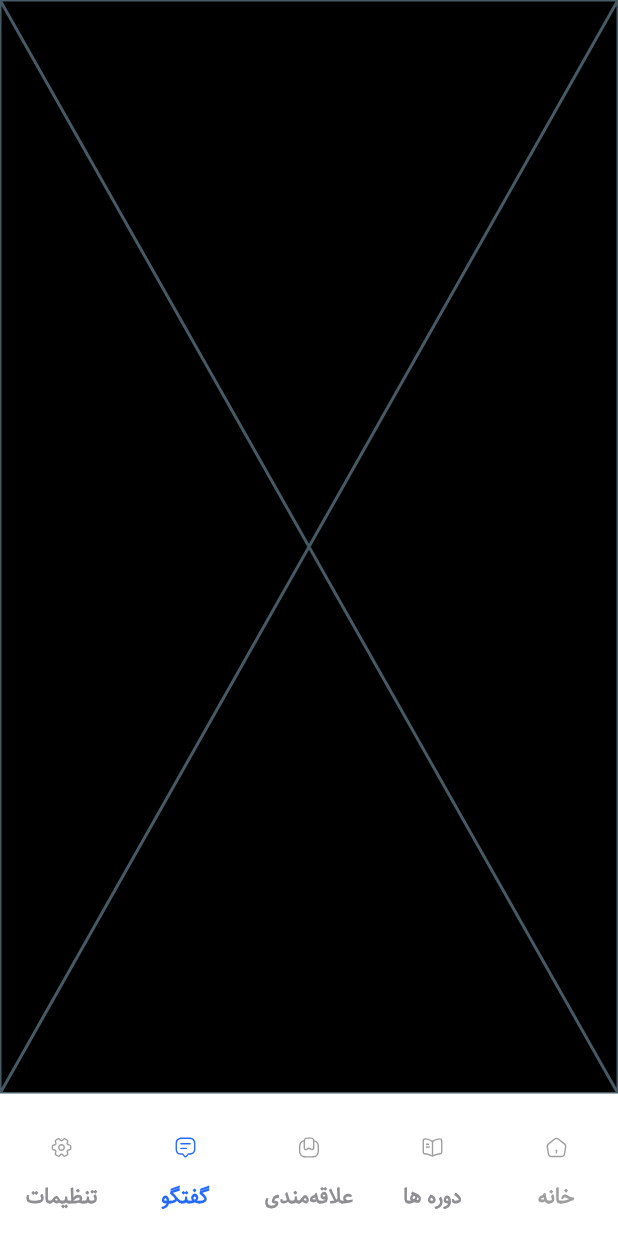
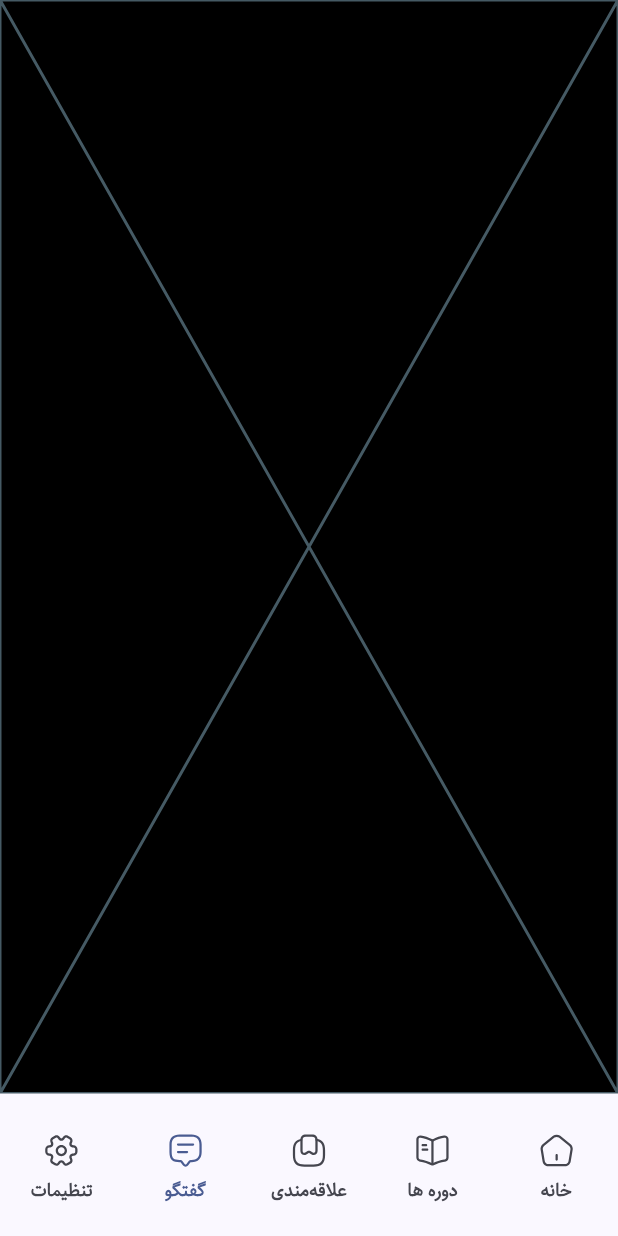
Before and after one commit to vahidfotohi/DaneshYar, a Flutter app: the MainBottomNav screen opened by its route, item 2 of the bottom bar chosen, on a phone screen of 412 x 824 dp. Run offline on Flutter 3.47's test engine with Material 3 defaults, Android fonts, the phone set to English and light mode, and no system bars; drawn by our look-alikes of persistent_bottom_nav_bar; our stand-ins replace dio, flutter_riverpod, flutter_secure_storage, flutter_svg, image_picker, pin_code_fields and 2 more; accounts and stored records are empty.

Commit message:
fix(ui): Refactor theme and resolve profile screen layout

```diff
--- a/lib/core/routes/main_bottom_nav.dart
+++ b/lib/core/routes/main_bottom_nav.dart
@@ -1,6 +1,5 @@
 import 'package:daneshyar/core/routes/test.dart';
 import 'package:flutter/material.dart';
-import 'package:daneshyar/core/constants/constants.dart';
 import 'package:daneshyar/core/utils/keyboard.dart';
 import 'package:flutter_svg/svg.dart';
 import 'package:persistent_bottom_nav_bar/persistent_bottom_nav_bar.dart';
@@ -23,143 +22,105 @@ class _MainBottomNavState extends State<MainBottomNav> {
       const Fav(),
       const Cor(),
       const HomeScreen(),
-
-      /// TODO complete late
     ];
   }
 
   List<PersistentBottomNavBarItem> _navBarsItems() {
     final theme = Theme.of(context);
-    final themeColor = theme.colorScheme;
+    final colorScheme = theme.colorScheme;
+    final textTheme = theme.textTheme;
+
+    // استایل متن برای آیتم‌های نوار ناوبری
+    final navBarTextStyle = textTheme.bodySmall?.copyWith(
+      fontWeight: FontWeight.w600,
+      color: colorScheme.onSurfaceVariant,
+    );
+
     return [
       PersistentBottomNavBarItem(
         icon: SvgPicture.asset(
           'assets/icons/settings.svg',
-          width: 40,
-          height: 40,
+          colorFilter: ColorFilter.mode(colorScheme.primary, BlendMode.srcIn),
+        ),
+        inactiveIcon: SvgPicture.asset(
+          'assets/icons/settings.svg',
           colorFilter: ColorFilter.mode(
-            themeColor.primaryFixed,
+            colorScheme.onSurfaceVariant, // استفاده از رنگ تم
             BlendMode.srcIn,
           ),
         ),
         title: "تنظیمات",
-        textStyle: const TextStyle(
-          fontWeight: FontWeight.w600,
-          fontSize: 14,
-          color: Colors.grey,
-        ),
-        activeColorPrimary: AppColors.primary,
-
-        inactiveIcon: SvgPicture.asset(
-          'assets/icons/settings.svg',
-          width: 40,
-          height: 40,
-          colorFilter: const ColorFilter.mode(Colors.grey, BlendMode.srcIn),
-        ),
+        textStyle: navBarTextStyle,
+        activeColorPrimary: colorScheme.primary,
+        inactiveColorPrimary: colorScheme.onSurfaceVariant,
       ),
       PersistentBottomNavBarItem(
         icon: SvgPicture.asset(
           'assets/icons/conversation.svg',
-          width: 40,
-          height: 40,
+          colorFilter: ColorFilter.mode(colorScheme.primary, BlendMode.srcIn),
+        ),
+        inactiveIcon: SvgPicture.asset(
+          'assets/icons/conversation.svg',
           colorFilter: ColorFilter.mode(
-            themeColor.primaryFixed,
+            colorScheme.onSurfaceVariant, // استفاده از رنگ تم
             BlendMode.srcIn,
           ),
         ),
-        // title: "Favorites",
-        activeColorPrimary: AppColors.primary,
         title: "گفتگو",
-        textStyle: const TextStyle(
-          fontWeight: FontWeight.w600,
-          fontSize: 14,
-          color: Colors.grey,
-        ),
-
-        inactiveIcon: SvgPicture.asset(
-          'assets/icons/conversation.svg',
-          width: 40,
-          height: 40,
-          colorFilter: const ColorFilter.mode(Colors.grey, BlendMode.srcIn),
-        ),
+        textStyle: navBarTextStyle,
+        activeColorPrimary: colorScheme.primary,
+        inactiveColorPrimary: colorScheme.onSurfaceVariant,
       ),
       PersistentBottomNavBarItem(
         icon: SvgPicture.asset(
           'assets/icons/favorite.svg',
-          width: 40,
-          height: 40,
+          colorFilter: ColorFilter.mode(colorScheme.primary, BlendMode.srcIn),
+        ),
+        inactiveIcon: SvgPicture.asset(
+          'assets/icons/favorite.svg',
           colorFilter: ColorFilter.mode(
-            themeColor.primaryFixed,
+            colorScheme.onSurfaceVariant, // استفاده از رنگ تم
             BlendMode.srcIn,
           ),
         ),
-        // title: "Booking",
-        activeColorPrimary: AppColors.primary,
         title: "علاقه‌مندی",
-        textStyle: const TextStyle(
-          fontWeight: FontWeight.w600,
-          fontSize: 14,
-          color: Colors.grey,
-        ),
-
-        inactiveIcon: SvgPicture.asset(
-          'assets/icons/favorite.svg',
-          width: 40,
-          height: 40,
-          colorFilter: const ColorFilter.mode(Colors.grey, BlendMode.srcIn),
-        ),
+        textStyle: navBarTextStyle,
+        activeColorPrimary: colorScheme.primary,
+        inactiveColorPrimary: colorScheme.onSurfaceVariant,
       ),
       PersistentBottomNavBarItem(
         icon: SvgPicture.asset(
           'assets/icons/courses.svg',
-          width: 40,
-          height: 40,
+          colorFilter: ColorFilter.mode(colorScheme.primary, BlendMode.srcIn),
+        ),
+        inactiveIcon: SvgPicture.asset(
+          'assets/icons/courses.svg',
           colorFilter: ColorFilter.mode(
-            themeColor.primaryFixed,
+            colorScheme.onSurfaceVariant, // استفاده از رنگ تم
             BlendMode.srcIn,
           ),
         ),
-        // title: "Profile",
-        activeColorPrimary: AppColors.primary,
-        textStyle: const TextStyle(
-          fontWeight: FontWeight.w600,
-          fontSize: 14,
-          color: Colors.grey,
-        ),
-
         title: "دوره ها",
-        inactiveIcon: SvgPicture.asset(
-          'assets/icons/courses.svg',
-          width: 40,
-          height: 40,
-          colorFilter: const ColorFilter.mode(Colors.grey, BlendMode.srcIn),
-        ),
+        textStyle: navBarTextStyle,
+        activeColorPrimary: colorScheme.primary,
+        inactiveColorPrimary: colorScheme.onSurfaceVariant,
       ),
       PersistentBottomNavBarItem(
         icon: SvgPicture.asset(
           'assets/icons/home.svg',
-          width: 40,
-          height: 40,
-          colorFilter: const ColorFilter.mode(
-            AppColors.primary,
+          colorFilter: ColorFilter.mode(colorScheme.primary, BlendMode.srcIn),
+        ),
+        inactiveIcon: SvgPicture.asset(
+          'assets/icons/home.svg',
+          colorFilter: ColorFilter.mode(
+            colorScheme.onSurfaceVariant, // استفاده از رنگ تم
             BlendMode.srcIn,
           ),
         ),
-        activeColorPrimary: AppColors.primary,
-        inactiveColorPrimary: Colors.grey,
         title: "خانه",
-        textStyle: const TextStyle(
-          fontWeight: FontWeight.w600,
-          fontSize: 14,
-          color: Colors.grey,
-        ),
-
-        inactiveIcon: SvgPicture.asset(
-          'assets/icons/home.svg',
-          width: 40,
-          height: 40,
-          colorFilter: const ColorFilter.mode(Colors.grey, BlendMode.srcIn),
-        ),
+        textStyle: navBarTextStyle,
+        activeColorPrimary: colorScheme.primary,
+        inactiveColorPrimary: colorScheme.onSurfaceVariant,
       ),
     ];
   }
@@ -175,22 +136,17 @@ class _MainBottomNavState extends State<MainBottomNav> {
     return PersistentTabView(
       onItemSelected: (index) {
         unfocusEditors(context);
-
-        // if (index != 2) {
-        //   // BookingScreen.bookingScreenKey.currentState?.resetForm();
-        //   /// TODO complete late
-        // }
       },
       screens: _buildScreens(),
       context,
       controller: _controller,
       items: _navBarsItems(),
       padding: const EdgeInsets.all(12),
-      backgroundColor: Theme.of(context).colorScheme.surfaceContainerLowest,
+      backgroundColor: Theme.of(context).colorScheme.surface,
+      // استفاده از رنگ تم
       navBarStyle: NavBarStyle.style6,
       stateManagement: true,
       navBarHeight: 95,
-
       hideNavigationBarWhenKeyboardAppears: true,
       confineToSafeArea: true,
       animationSettings: const NavBarAnimationSettings(
--- a/lib/features/authentication/auth/service/auth_service.dart
+++ b/lib/features/authentication/auth/service/auth_service.dart
@@ -108,7 +108,7 @@ class AuthService {
     developer.log("in auth service --> completeProfile ");
     final fromData = FormData.fromMap({
       'fullname': request.fullName,
-      if (request.avatar != null && request.avatar!.isEmpty)
+      if (request.avatar != null && request.avatar!.isNotEmpty)
         'avatar': await MultipartFile.fromFile(request.avatar!),
     });
     developer.log("form data : $fromData");
--- a/lib/main.dart
+++ b/lib/main.dart
@@ -9,7 +9,7 @@ void main() async {
   WidgetsFlutterBinding.ensureInitialized();
   final container = ProviderContainer();
   await container.read(userProvider.notifier).loadUserFromPrefs();
-  await container.read(themeNotifierProvider.notifier);
+   container.read(themeNotifierProvider.notifier);
 
   runApp(UncontrolledProviderScope(container: container, child: const MyApp()));
 }
@@ -19,7 +19,6 @@ class MyApp extends ConsumerWidget {
 
   @override
   Widget build(BuildContext context, WidgetRef ref) {
-    // 3. Watch the theme provider
     final themeMode = ref.watch(themeNotifierProvider);
 
     return MaterialApp(
```
Also changed, not shown: lib/features/authentication/auth/complete_profile/view/complete_profile_screen.dart (+37 -33 lines), lib/initial_decider_screen.dart (+54 -39 lines).
